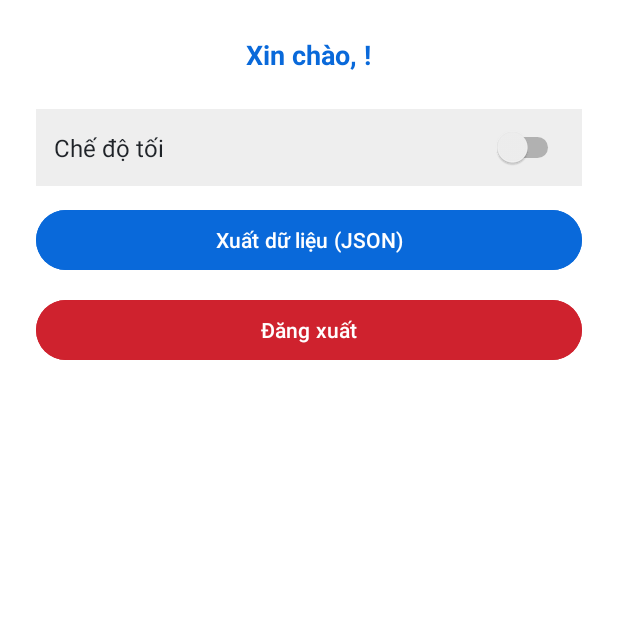
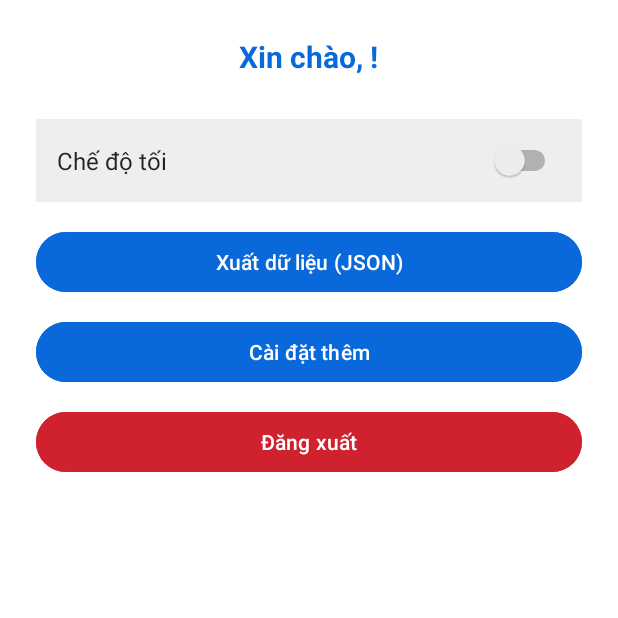
Before and after one commit to tienphatng237/NT118.Q14-Android-Programming, an Android app: the Task01ProfileActivity screen opened directly, with no data from a screen before it, after a tap on "Xuất dữ liệu (JSON)", on a phone screen of 412 x 824 dp, the top half of it. Run offline under Robolectric (Android 15) with nearby library versions, the phone set to English and light mode, and no system bars.

Commit message:
feat(lab04): integrate Task02 settings, update login flow, improve Task01 profile UI, and refine navigation

```diff
--- a/lab-04/app/src/main/java/com/example/lab04_storage/task01/screens/Task01ProfileActivity.java
+++ b/lab-04/app/src/main/java/com/example/lab04_storage/task01/screens/Task01ProfileActivity.java
@@ -13,12 +13,13 @@ import androidx.appcompat.app.AppCompatDelegate;
 import com.example.lab04_storage.R;
 import com.example.lab04_storage.task01.data.Task01PrefsManager;
 import com.example.lab04_storage.task01.data.Task01UserSession;
+import com.example.lab04_storage.task02.ui.main.Task02MainActivity;
 
 public class Task01ProfileActivity extends AppCompatActivity {
 
     private TextView tvUsername;
     private Switch switchTheme;
-    private Button btnExport, btnLogout;
+    private Button btnExport, btnLogout, btnSettings;
 
     private Task01PrefsManager prefs;
 
@@ -33,33 +34,35 @@ public class Task01ProfileActivity extends AppCompatActivity {
         switchTheme = findViewById(R.id.switchTheme);
         btnExport = findViewById(R.id.btnExport);
         btnLogout = findViewById(R.id.btnLogout);
+        btnSettings = findViewById(R.id.btnSettings);
 
-        // Lấy user đang đăng nhập
         Task01UserSession session = prefs.getSession();
         tvUsername.setText("Xin chào, " + session.username + "!");
 
-        // ========== DARK MODE ==========
         switchTheme.setChecked(prefs.isDarkMode());
         switchTheme.setOnCheckedChangeListener((btn, isChecked) -> {
             prefs.setDarkMode(isChecked);
-
             AppCompatDelegate.setDefaultNightMode(
                     isChecked ? AppCompatDelegate.MODE_NIGHT_YES :
-                            AppCompatDelegate.MODE_NIGHT_NO
-            );
+                            AppCompatDelegate.MODE_NIGHT_NO);
         });
 
-        // ========== EXPORT JSON ==========
         btnExport.setOnClickListener(v -> {
             String json = prefs.exportToJson();
-            Toast.makeText(this, "JSON:\n" + json, Toast.LENGTH_LONG).show();
+            Toast.makeText(this, json, Toast.LENGTH_LONG).show();
         });
 
-        // ========== LOGOUT ==========
         btnLogout.setOnClickListener(v -> {
             prefs.clear();
             startActivity(new Intent(this, Task01LoginActivity.class));
             finishAffinity();
         });
+
+        // -------------------------------
+        // Mở SETTINGS (Task02)
+        // -------------------------------
+        btnSettings.setOnClickListener(v ->
+                startActivity(new Intent(this, Task02MainActivity.class))
+        );
     }
 }
--- a/lab-04/app/src/main/res/layout/feature_task01_profile.xml
+++ b/lab-04/app/src/main/res/layout/feature_task01_profile.xml
@@ -12,26 +12,30 @@
         android:gravity="center_horizontal"
         android:padding="8dp">
 
-        <!-- Tên người dùng -->
+        <!-- ========================= -->
+        <!--  TÊN NGƯỜI DÙNG          -->
+        <!-- ========================= -->
         <TextView
             android:id="@+id/tvUsername"
             android:layout_width="wrap_content"
             android:layout_height="wrap_content"
             android:text="Xin chào, User!"
-            android:textSize="18sp"
+            android:textSize="20sp"
             android:textStyle="bold"
             android:textColor="@color/primaryColor"
-            android:layout_marginBottom="24dp" />
+            android:layout_marginBottom="28dp" />
 
-        <!-- Chế độ tối -->
+        <!-- ========================= -->
+        <!--  CHẾ ĐỘ TỐI              -->
+        <!-- ========================= -->
         <LinearLayout
             android:layout_width="match_parent"
             android:layout_height="wrap_content"
             android:orientation="horizontal"
             android:gravity="center_vertical"
-            android:padding="12dp"
-            android:layout_marginBottom="12dp"
-            android:background="#EEEEEE">
+            android:padding="14dp"
+            android:background="#EEEEEE"
+            android:layout_marginBottom="16dp">
 
             <TextView
                 android:layout_width="0dp"
@@ -47,7 +51,10 @@
                 android:layout_height="wrap_content" />
         </LinearLayout>
 
-        <!-- Xuất JSON -->
+
+        <!-- ========================= -->
+        <!--  XUẤT JSON               -->
+        <!-- ========================= -->
         <Button
             android:id="@+id/btnExport"
             android:layout_width="match_parent"
@@ -58,7 +65,24 @@
             android:textColor="@android:color/white"
             android:layout_marginBottom="12dp" />
 
-        <!-- Đăng xuất -->
+
+        <!-- ========================= -->
+        <!--  CÀI ĐẶT THÊM (Task02)   -->
+        <!-- ========================= -->
+        <Button
+            android:id="@+id/btnSettings"
+            android:layout_width="match_parent"
+            android:layout_height="wrap_content"
+            android:text="Cài đặt thêm"
+            android:textAllCaps="false"
+            android:backgroundTint="@color/primaryColor"
+            android:textColor="@android:color/white"
+            android:layout_marginBottom="12dp" />
+
+
+        <!-- ========================= -->
+        <!--  ĐĂNG XUẤT               -->
+        <!-- ========================= -->
         <Button
             android:id="@+id/btnLogout"
             android:layout_width="match_parent"
```
Also changed, not shown: lab-04/app/src/main/AndroidManifest.xml (+14 -21 lines), lab-04/app/src/main/java/com/example/lab04_storage/task01/screens/Task01LoginActivity.java (+4 -6 lines), lab-04/app/src/main/java/com/example/lab04_storage/task02/data/Task02Prefs.java (added, +31 -0 lines), lab-04/app/src/main/java/com/example/lab04_storage/task02/ui/main/Task02MainActivity.java (added, +67 -0 lines), lab-04/app/src/main/java/com/example/lab04_storage/task02/ui/settings/Task02Setting2Activity.java (added, +30 -0 lines), lab-04/app/src/main/java/com/example/lab04_storage/task02/ui/settings/Task02SettingActivity.java (added, +30 -0 lines), lab-04/app/src/main/java/com/example/lab04_storage/ui/main/MainActivity.java (+15 -2 lines), lab-04/app/src/main/res/drawable/bg_task02_button.xml (added, +13 -0 lines), lab-04/app/src/main/res/layout/feature_task02_main.xml (added, +41 -0 lines), lab-04/app/src/main/res/layout/feature_task02_setting.xml (added, +22 -0 lines), lab-04/app/src/main/res/layout/feature_task02_setting2.xml (added, +22 -0 lines).
